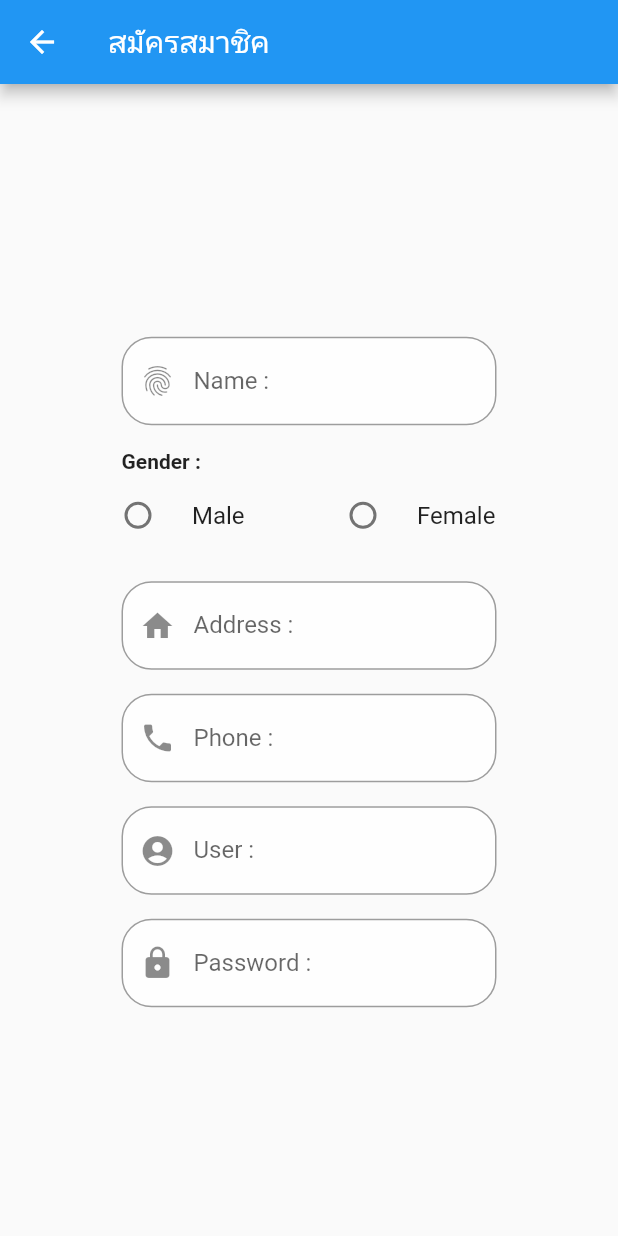
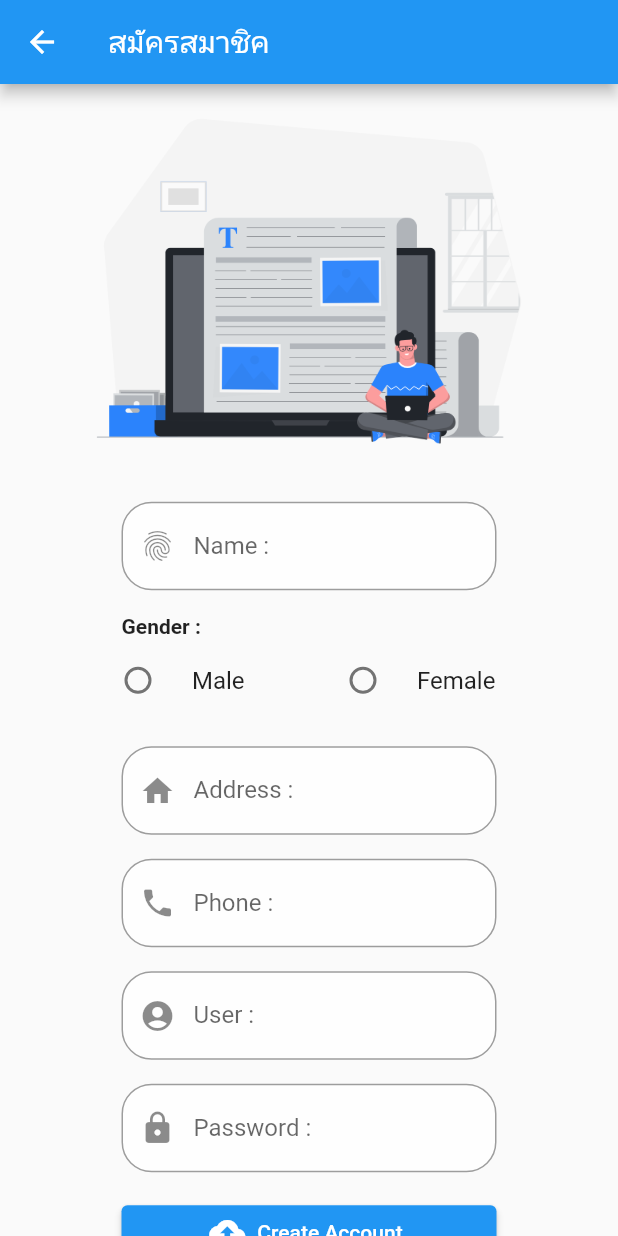
Before and after one commit to masterUNG/CovidMonitor, a Flutter app: the CreateAccount screen opened by its route, on a phone screen of 412 x 824 dp. Run offline on Flutter 3.47's test engine with Material 2 defaults, Android fonts, the phone set to English and light mode, and no system bars.

Commit message:
update 13.54

```diff
--- a/lib/states/create_account.dart
+++ b/lib/states/create_account.dart
@@ -96,6 +96,9 @@ class _CreateAccountState extends State<CreateAccount> {
         child: SingleChildScrollView(
           child: Column(
             children: [
+              Container(width: 350,
+                child: Image.asset('images/account.png'),
+              ),
               buildName(),
               buildTitle(),
               buildRow(),
@@ -103,6 +106,14 @@ class _CreateAccountState extends State<CreateAccount> {
               buildPhone(),
               buildUser(),
               buildPassword(),
+              Container(
+                  width: 250,
+                  margin: EdgeInsets.symmetric(vertical: 16),
+                  child: ElevatedButton.icon(
+                    onPressed: () {},
+                    icon: Icon(Icons.cloud_upload),
+                    label: Text('Create Account'),
+                  )),
             ],
           ),
         ),
@@ -145,9 +156,15 @@ class _CreateAccountState extends State<CreateAccount> {
   }
 
   Container buildTitle() {
-    return Container(margin: EdgeInsets.only(top: 16),
+    return Container(
+      margin: EdgeInsets.only(top: 16),
       width: 250,
-            child: Text('Gender :', style: TextStyle(fontWeight: FontWeight.bold,),),
+      child: Text(
+        'Gender :',
+        style: TextStyle(
+          fontWeight: FontWeight.bold,
+        ),
+      ),
     );
   }
 }
```
Also changed, not shown: images/account.png (added). Lines whose indentation alone changed are shown as unchanged.
